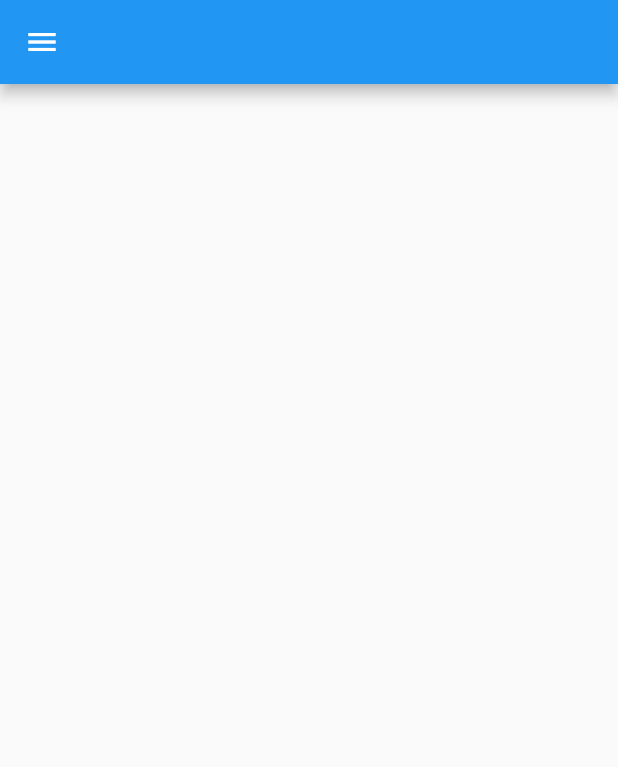
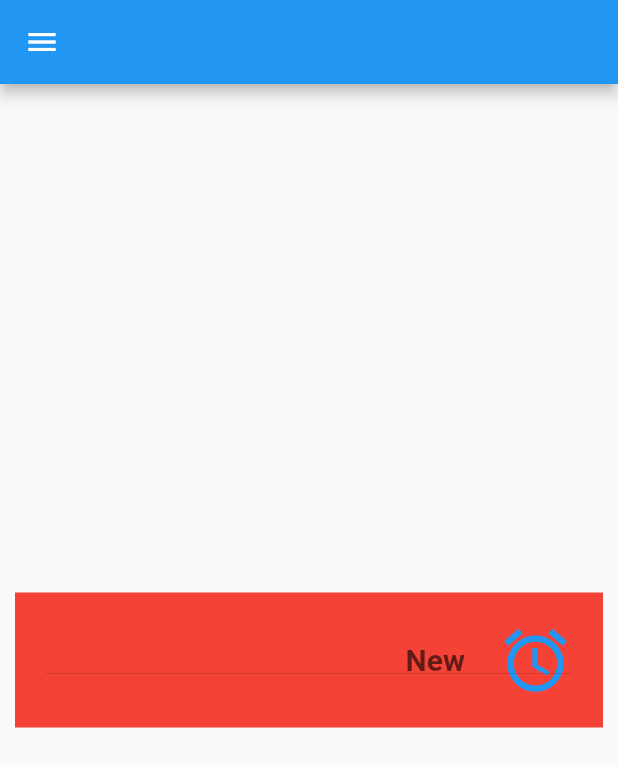
Before and after one commit to wejden7/Flutter_Tutorial, a Flutter app: the screen it shows after launch, on a phone screen of 412 x 824 dp. Shown: the top 767 px of the screen. Run offline on Flutter 3.47's test engine with Material 2 defaults, Android fonts, the phone set to English and light mode, and no system bars.

Commit message:
DropDownButton

```diff
--- /dev/null
+++ b/lib/NewPage/test.dart
@@ -0,0 +1,61 @@
+import 'package:flutter/material.dart';
+
+class Test extends StatefulWidget {
+  @override
+  _TestState createState() => _TestState();
+}
+
+class _TestState extends State<Test> {
+  var selectedCountry;
+  @override
+  Widget build(BuildContext context) {
+    return Center(
+      child: Container(
+        margin: EdgeInsets.all(10),
+        padding: EdgeInsets.all(20),
+        color: Colors.red,
+        child: DropdownButton(
+          //dropdownColor: Colors.blue,
+          icon: Icon(Icons.access_alarm),
+          iconSize: 50,
+          iconEnabledColor: Colors.blue,
+          underline: Divider(
+            thickness: 0,
+          ),
+          isExpanded: true,
+          hint: Row(
+            children: [
+              //Icon(Icons.home),
+              Container(
+                padding: EdgeInsets.only(right: 20),
+                width: 300,
+                child: Text(
+                  "New ",
+                  textAlign: TextAlign.right,
+                  // textDirection: TextDirection.rtl,
+                  style: TextStyle(fontSize: 20, fontWeight: FontWeight.bold),
+                ),
+              ),
+            ],
+          ),
+          items: listePaye(),
+          onChanged: (val) {
+            setState(() {
+              selectedCountry = val;
+            });
+          },
+          value: selectedCountry,
+        ),
+      ),
+    );
+  }
+}
+
+List listePaye() {
+  return ["FR", "USA", "TN", "EGY", "BB", "NN", "NEG"]
+      .map((e) => DropdownMenuItem(
+            child: Text("$e"),
+            value: e,
+          ))
+      .toList();
+}
--- a/lib/main.dart
+++ b/lib/main.dart
@@ -1,4 +1,5 @@
 import 'package:flutter/material.dart';
+import 'package:fluttertuto/NewPage/test.dart';
 
 void main() {
   runApp(MyApp());
@@ -12,7 +13,7 @@ class MyApp extends StatelessWidget {
         home: Scaffold(
           appBar: AppBar(),
           drawer: Drawer(),
-          body: Container(),
+          body: Test(),
         ));
   }
 }
```
